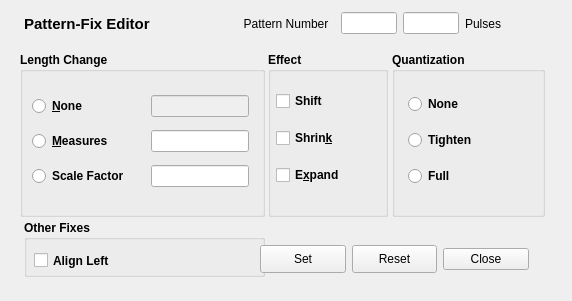
The window that seq_qt5/forms/qpatternfix.ui (ahlstromcj/seq66) describes before a commit, drawn with Qt 5.
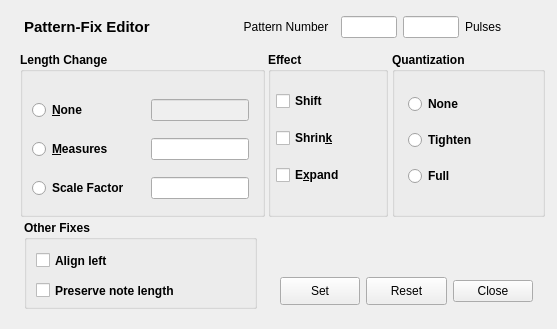
The same window after the commit.

Commit message: Augmenting qpatternfix with note-length preservation.

What changed in the file:
```diff
--- a/seq_qt5/forms/qpatternfix.ui
+++ b/seq_qt5/forms/qpatternfix.ui
@@ -6,8 +6,8 @@
    <rect>
     <x>0</x>
     <y>0</y>
-    <width>572</width>
-    <height>301</height>
+    <width>557</width>
+    <height>329</height>
    </rect>
   </property>
   <property name="windowTitle">
@@ -19,7 +19,7 @@
      <x>24</x>
      <y>8</y>
      <width>505</width>
-     <height>31</height>
+     <height>38</height>
     </rect>
    </property>
    <layout class="QHBoxLayout" name="horizontalLayout">
@@ -109,7 +109,7 @@
       <x>12</x>
       <y>36</y>
       <width>217</width>
-      <height>109</height>
+      <height>122</height>
      </rect>
     </property>
     <layout class="QGridLayout" name="gridLayout">
@@ -274,8 +274,8 @@
     <rect>
      <x>24</x>
      <y>220</y>
-     <width>241</width>
-     <height>57</height>
+     <width>233</width>
+     <height>89</height>
     </rect>
    </property>
    <property name="font">
@@ -290,24 +290,37 @@
    <widget class="QCheckBox" name="btn_align_left">
     <property name="geometry">
      <rect>
-      <x>10</x>
-      <y>30</y>
-      <width>149</width>
-      <height>21</height>
+      <x>12</x>
+      <y>28</y>
+      <width>201</width>
+      <height>25</height>
      </rect>
     </property>
     <property name="text">
-     <string>Align Left</string>
+     <string>Align left</string>
+    </property>
+   </widget>
+   <widget class="QCheckBox" name="btn_save_note_length">
+    <property name="geometry">
+     <rect>
+      <x>12</x>
+      <y>56</y>
+      <width>197</width>
+      <height>29</height>
+     </rect>
+    </property>
+    <property name="text">
+     <string>Preserve note length</string>
     </property>
    </widget>
   </widget>
   <widget class="QWidget" name="layoutWidgetAlignLeft">
    <property name="geometry">
     <rect>
-     <x>260</x>
-     <y>244</y>
-     <width>269</width>
-     <height>31</height>
+     <x>280</x>
+     <y>272</y>
+     <width>253</width>
+     <height>38</height>
     </rect>
    </property>
    <layout class="QHBoxLayout" name="horizontalLayout_2">
```
The commit also changes 7 other files.
